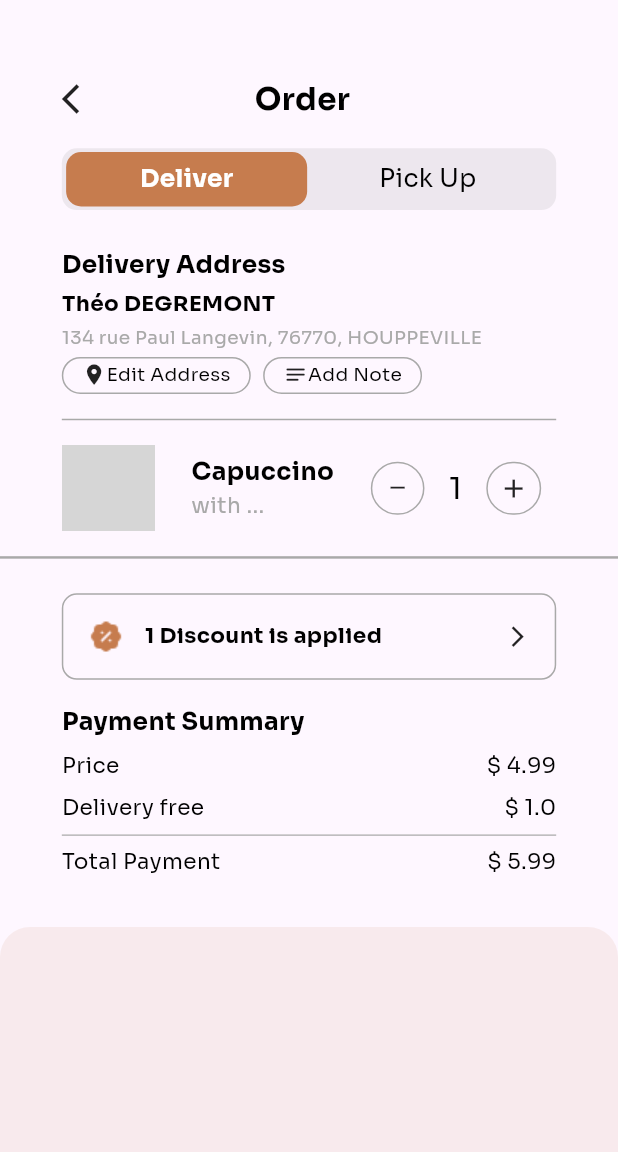
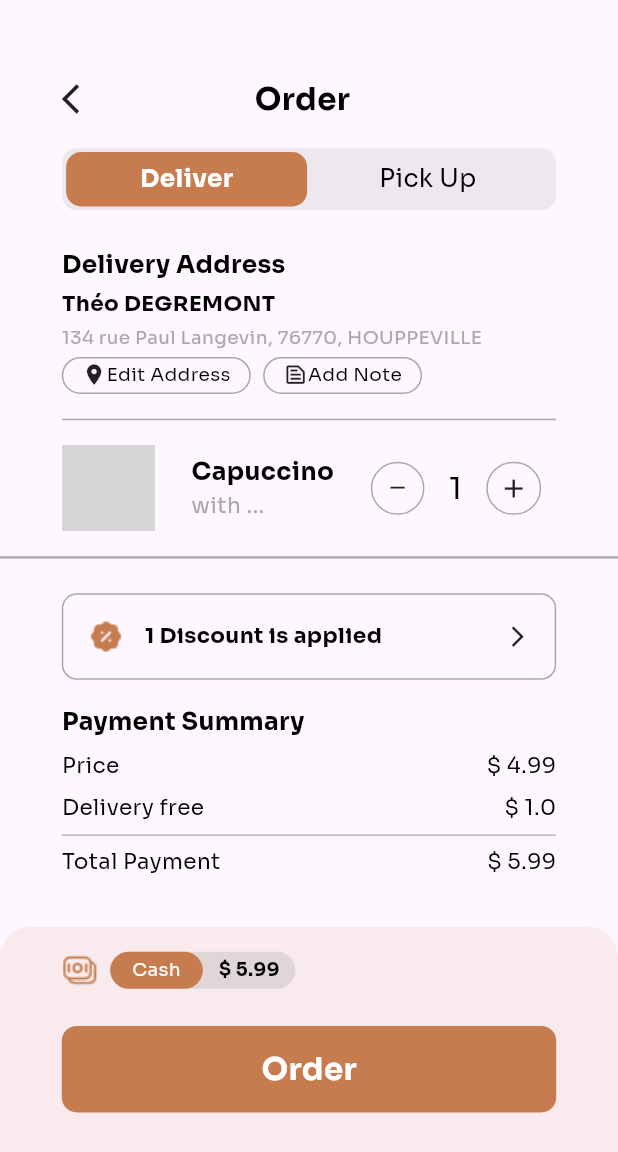
Before and after one commit to TheoDegremont/coffee_app, a Flutter app: the OrderViews screen opened directly with sample values from the repository, on a phone screen of 412 x 824 dp. Shown: the top 1152 px of the screen. Run offline on Flutter 3.47's test engine with Material 3 defaults, Android fonts, the phone set to English and light mode, and no system bars; missing offline and left inert: dart:ffi; grey boxes are pictures that could not be loaded.

Commit message:
feat(order_views): last commit

```diff
--- a/lib/modules/order/views/order_views.dart
+++ b/lib/modules/order/views/order_views.dart
@@ -152,7 +152,7 @@ class OrderViews extends StatelessWidget {
                             child: Row(
                               children: [
                                 Icon(
-                                  Icons.notes_rounded,
+                                  Icons.text_snippet_outlined,
                                   size: screenHeight * 0.02,
                                 ),
                                 CustomText.customTextBasic(
@@ -352,11 +352,79 @@ class OrderViews extends StatelessWidget {
         Align(
           alignment: Alignment.bottomCenter,
           child: Container(
+            padding: EdgeInsets.only(
+                left: screenWidth * 0.1,
+                right: screenWidth * 0.1,
+                top: screenHeight * 0.02,
+                bottom: screenHeight * 0.1),
             height: screenHeight * 0.25,
             decoration: BoxDecoration(
               color: primaryColor.withOpacity(0.1),
               borderRadius: BorderRadius.only(
                   topLeft: Radius.circular(20), topRight: Radius.circular(20)),
+            ),
+            child: Column(
+              mainAxisAlignment: MainAxisAlignment.spaceBetween,
+              children: [
+                Row(
+                  children: [
+                    Image.asset('assets/images/money_icon.png'),
+                    SizedBox(width: screenWidth * 0.02),
+                    Container(
+                        decoration: BoxDecoration(
+                          borderRadius: BorderRadius.circular(50),
+                          color: grey.withOpacity(0.3),
+                        ),
+                        width: screenWidth * 0.3,
+                        height: screenHeight * 0.03,
+                        child: Row(
+                          children: [
+                            InkWell(
+                              child: Container(
+                                width: screenWidth * 0.15,
+                                alignment: Alignment.center,
+                                decoration: BoxDecoration(
+                                  borderRadius: BorderRadius.circular(50),
+                                  color: primaryColor,
+                                ),
+                                child: CustomText.customTextBasic(
+                                    text: 'Cash',
+                                    fontSize: screenWidth * 0.03,
+                                    color: Colors.white),
+                              ),
+                            ),
+                            InkWell(
+                              child: Container(
+                                alignment: Alignment.center,
+                                width: screenWidth * 0.15,
+                                child: CustomText.customTextBasic(
+                                    text: '\$ ${itemSelected.price + 1.0}',
+                                    fontSize: screenWidth * 0.03,
+                                    color: Colors.black,
+                                    fontWeight: FontWeight.bold),
+                              ),
+                            )
+                          ],
+                        )),
+                  ],
+                ),
+                InkWell(
+                  child: Container(
+                    alignment: Alignment.center,
+                    width: screenWidth * 0.8,
+                    height: screenHeight * 0.07,
+                    decoration: BoxDecoration(
+                      color: primaryColor,
+                      borderRadius: BorderRadius.circular(10),
+                    ),
+                    child: CustomText.customTextBasic(
+                        text: 'Order',
+                        fontSize: screenWidth * 0.05,
+                        color: Colors.white,
+                        fontWeight: FontWeight.bold),
+                  ),
+                )
+              ],
             ),
           ),
         )
```
